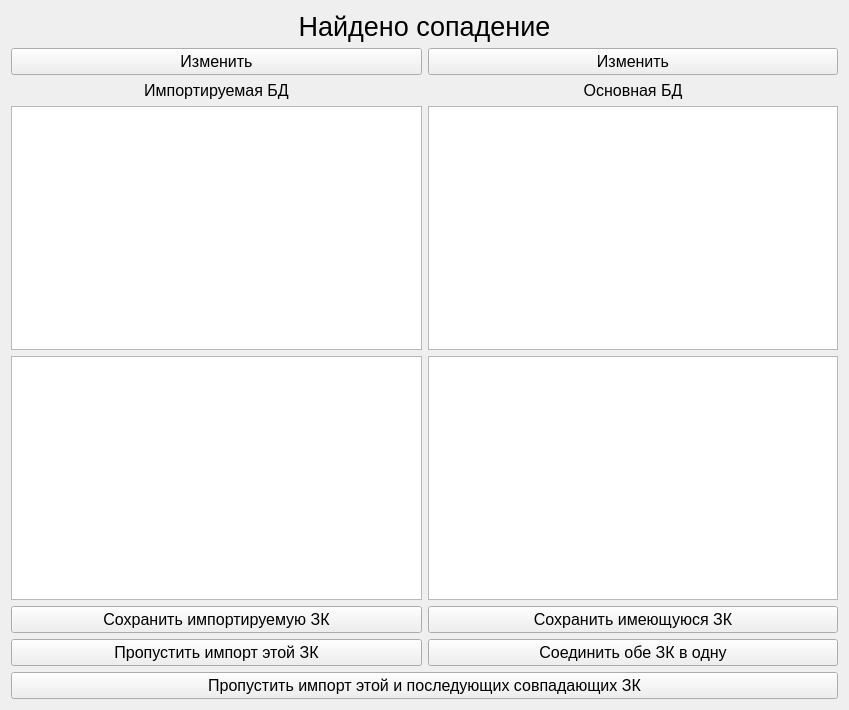
Qt form import_form.ui (Yavlados/VKR) before a commit.
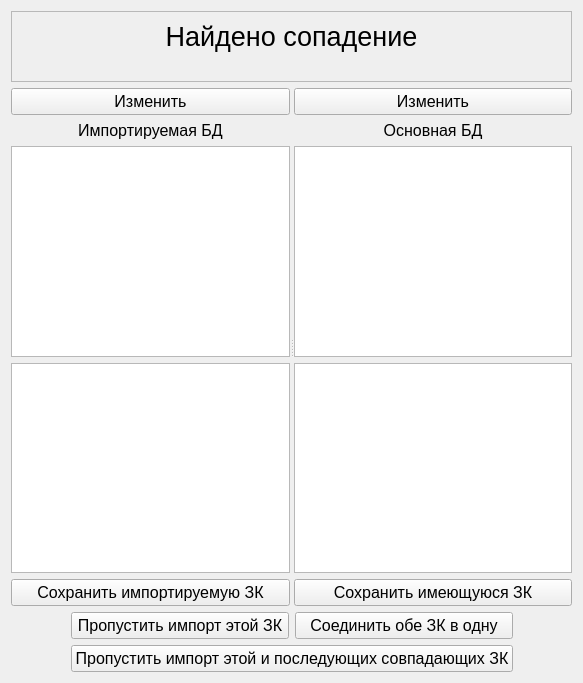
The same form after that commit. Icons and pictures are not drawn.

```diff
--- a/import_form.ui
+++ b/import_form.ui
@@ -9,8 +9,8 @@
    <rect>
     <x>0</x>
     <y>0</y>
-    <width>849</width>
-    <height>710</height>
+    <width>583</width>
+    <height>683</height>
    </rect>
   </property>
   <property name="windowTitle">
@@ -19,8 +19,78 @@
   <property name="autoFillBackground">
    <bool>true</bool>
   </property>
+  <layout class="QGridLayout" name="gridLayout_2">
+   <item row="0" column="0">
+    <widget class="QFrame" name="frame">
+     <property name="frameShape">
+      <enum>QFrame::StyledPanel</enum>
+     </property>
+     <property name="frameShadow">
+      <enum>QFrame::Raised</enum>
+     </property>
   <layout class="QGridLayout" name="gridLayout">
    <item row="2" column="0">
+       <layout class="QVBoxLayout" name="vl_for_label"/>
+      </item>
+      <item row="0" column="0">
+       <widget class="QLabel" name="label">
+        <property name="sizePolicy">
+         <sizepolicy hsizetype="Preferred" vsizetype="Fixed">
+          <horstretch>0</horstretch>
+          <verstretch>0</verstretch>
+         </sizepolicy>
+        </property>
+        <property name="font">
+         <font>
+          <pointsize>20</pointsize>
+         </font>
+        </property>
+        <property name="text">
+         <string>Найдено сопадение</string>
+        </property>
+        <property name="alignment">
+         <set>Qt::AlignCenter</set>
+        </property>
+       </widget>
+      </item>
+      <item row="1" column="0">
+       <layout class="QHBoxLayout" name="horizontalLayout_3">
+        <item>
+         <layout class="QVBoxLayout" name="vl_for_count_of_compares"/>
+        </item>
+        <item>
+         <layout class="QVBoxLayout" name="vl_for_pb"/>
+        </item>
+        <item>
+         <spacer name="horizontalSpacer_3">
+          <property name="orientation">
+           <enum>Qt::Horizontal</enum>
+          </property>
+          <property name="sizeHint" stdset="0">
+           <size>
+            <width>40</width>
+            <height>20</height>
+           </size>
+          </property>
+         </spacer>
+        </item>
+       </layout>
+      </item>
+     </layout>
+    </widget>
+   </item>
+   <item row="1" column="0">
+    <widget class="QSplitter" name="splitter">
+     <property name="sizePolicy">
+      <sizepolicy hsizetype="Expanding" vsizetype="Expanding">
+       <horstretch>0</horstretch>
+       <verstretch>0</verstretch>
+      </sizepolicy>
+     </property>
+     <property name="orientation">
+      <enum>Qt::Horizontal</enum>
+     </property>
+     <widget class="QWidget" name="layoutWidget">
     <layout class="QVBoxLayout" name="verticalLayout_2">
      <item>
       <widget class="QPushButton" name="pb_update_import_zk">
@@ -87,83 +157,8 @@
       </widget>
      </item>
     </layout>
-   </item>
-   <item row="0" column="0" colspan="2">
-    <widget class="QLabel" name="label">
-     <property name="font">
-      <font>
-       <pointsize>20</pointsize>
-      </font>
-     </property>
-     <property name="text">
-      <string>Найдено сопадение</string>
-     </property>
-     <property name="alignment">
-      <set>Qt::AlignCenter</set>
-     </property>
-    </widget>
-   </item>
-   <item row="3" column="0">
-    <widget class="QPushButton" name="pb_skip_import">
-     <property name="font">
-      <font>
-       <family>Arial</family>
-       <pointsize>12</pointsize>
-      </font>
-     </property>
-     <property name="toolTip">
-      <string>При импорте совпавшая запись проигнорируется</string>
-     </property>
-     <property name="toolTipDuration">
-      <number>0</number>
-     </property>
-     <property name="text">
-      <string>Пропустить импорт этой ЗК</string>
-     </property>
-    </widget>
-   </item>
-   <item row="1" column="0" colspan="2">
-    <layout class="QVBoxLayout" name="vl_for_label"/>
-   </item>
-   <item row="4" column="0" colspan="2">
-    <widget class="QPushButton" name="pb_skip_All">
-     <property name="font">
-      <font>
-       <family>Arial</family>
-       <pointsize>12</pointsize>
-      </font>
-     </property>
-     <property name="toolTip">
-      <string>При дальнейших совпадениях вы не будете получать оповещение, а перейдете сразу к операции импортирования</string>
-     </property>
-     <property name="toolTipDuration">
-      <number>0</number>
-     </property>
-     <property name="text">
-      <string>Пропустить импорт этой и последующих совпадающих ЗК</string>
-     </property>
-    </widget>
-   </item>
-   <item row="3" column="1">
-    <widget class="QPushButton" name="pushButton">
-     <property name="font">
-      <font>
-       <family>Arial</family>
-       <pointsize>12</pointsize>
-      </font>
-     </property>
-     <property name="toolTip">
-      <string>Соединение импортируемой и основной записи в одну</string>
-     </property>
-     <property name="toolTipDuration">
-      <number>0</number>
-     </property>
-     <property name="text">
-      <string>Соединить обе ЗК в одну</string>
-     </property>
-    </widget>
-   </item>
-   <item row="2" column="1">
+     </widget>
+     <widget class="QWidget" name="layoutWidget">
     <layout class="QVBoxLayout" name="verticalLayout_3">
      <item>
       <widget class="QPushButton" name="pb_update_pg">
@@ -228,6 +223,110 @@
         <string>Сохранить имеющуюся ЗК</string>
        </property>
       </widget>
+       </item>
+      </layout>
+     </widget>
+    </widget>
+   </item>
+   <item row="2" column="0">
+    <layout class="QHBoxLayout" name="horizontalLayout_2">
+     <item>
+      <spacer name="horizontalSpacer">
+       <property name="orientation">
+        <enum>Qt::Horizontal</enum>
+       </property>
+       <property name="sizeHint" stdset="0">
+        <size>
+         <width>40</width>
+         <height>20</height>
+        </size>
+       </property>
+      </spacer>
+     </item>
+     <item>
+      <layout class="QVBoxLayout" name="verticalLayout_4">
+       <item>
+        <layout class="QHBoxLayout" name="horizontalLayout">
+         <item>
+          <widget class="QPushButton" name="pb_skip_import">
+           <property name="font">
+            <font>
+             <family>Arial</family>
+             <pointsize>12</pointsize>
+            </font>
+           </property>
+           <property name="toolTip">
+            <string>При импорте совпавшая запись проигнорируется</string>
+           </property>
+           <property name="toolTipDuration">
+            <number>0</number>
+           </property>
+           <property name="text">
+            <string>Пропустить импорт этой ЗК</string>
+           </property>
+          </widget>
+         </item>
+         <item>
+          <widget class="QPushButton" name="pushButton">
+           <property name="font">
+            <font>
+             <family>Arial</family>
+             <pointsize>12</pointsize>
+            </font>
+           </property>
+           <property name="toolTip">
+            <string>Соединение импортируемой и основной записи в одну</string>
+           </property>
+           <property name="toolTipDuration">
+            <number>0</number>
+           </property>
+           <property name="text">
+            <string>Соединить обе ЗК в одну</string>
+           </property>
+          </widget>
+         </item>
+        </layout>
+       </item>
+       <item>
+        <layout class="QVBoxLayout" name="verticalLayout">
+         <item>
+          <layout class="QVBoxLayout" name="vl_pb_for_make_link"/>
+         </item>
+         <item>
+          <widget class="QPushButton" name="pb_skip_All">
+           <property name="font">
+            <font>
+             <family>Arial</family>
+             <pointsize>12</pointsize>
+            </font>
+           </property>
+           <property name="toolTip">
+            <string>При дальнейших совпадениях вы не будете получать оповещение, а перейдете сразу к операции импортирования</string>
+           </property>
+           <property name="toolTipDuration">
+            <number>0</number>
+           </property>
+           <property name="text">
+            <string>Пропустить импорт этой и последующих совпадающих ЗК</string>
+           </property>
+          </widget>
+         </item>
+        </layout>
+       </item>
+      </layout>
+     </item>
+     <item>
+      <spacer name="horizontalSpacer_2">
+       <property name="orientation">
+        <enum>Qt::Horizontal</enum>
+       </property>
+       <property name="sizeHint" stdset="0">
+        <size>
+         <width>40</width>
+         <height>20</height>
+        </size>
+       </property>
+      </spacer>
      </item>
     </layout>
    </item>
```
Lines whose indentation alone changed are shown as unchanged.
